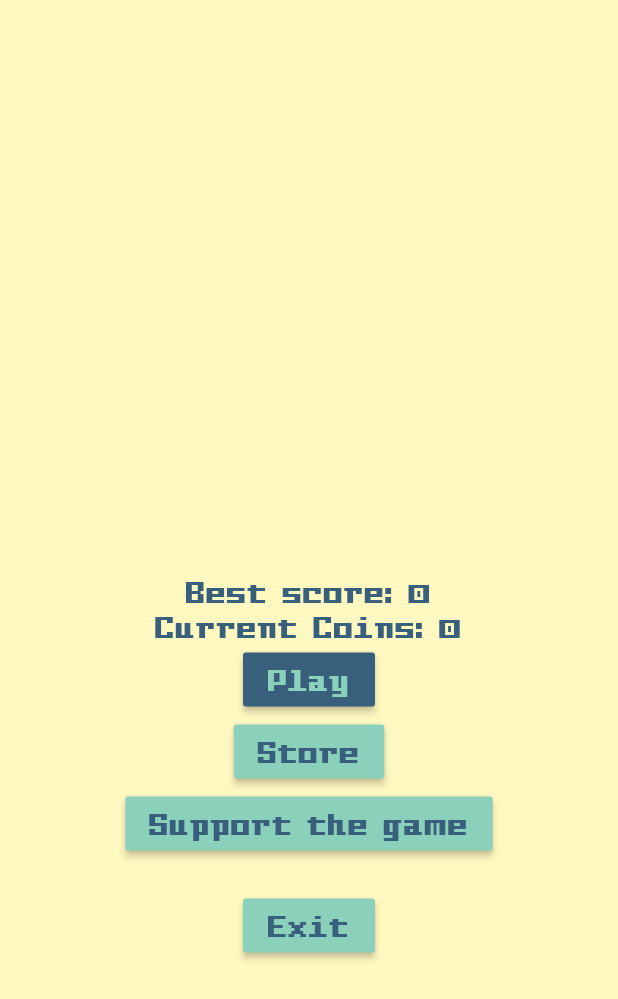
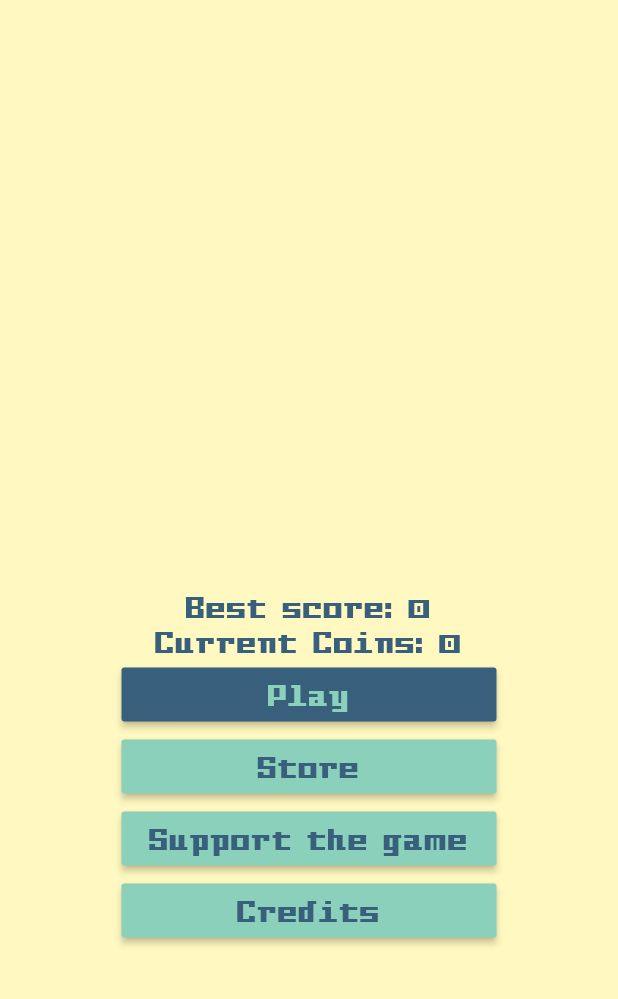
Before and after one commit to bluefireteam/bob_box, a Flutter app: the screen it shows after launch, after a tap on "Support the game", on a phone screen of 412 x 824 dp. Shown: the top 999 px of the screen. Run offline on Flutter 3.47's test engine with Material 2 defaults, Android fonts, the light colour scheme and no system bars; our stand-ins replace shared_preferences; missing offline and left inert: flame.

Commit message:
Fixing title screen

```diff
--- a/game/lib/screens/title_screen.dart
+++ b/game/lib/screens/title_screen.dart
@@ -67,9 +67,7 @@ class _TitleScreenState extends State<TitleScreen> {
             }),
             SecondaryButton(label: "Support the game", onPress: () {
             }),
-            SizedBox(height: 20),
-            SecondaryButton(label: "Exit", onPress: () {
-              SystemNavigator.pop();
+            SecondaryButton(label: "Credits", onPress: () {
             }),
           ],
         ),
--- a/game/lib/ui/button.dart
+++ b/game/lib/ui/button.dart
@@ -13,7 +13,7 @@ class Button extends StatelessWidget {
   Button({ this.label, this.onPress, this.backgroundColor, this.fontColor });
 
   Widget build(BuildContext context) {
-    return RaisedButton(
+    return ButtonTheme(minWidth: 250, child: RaisedButton(
       onPressed: () {
         onPress();
       },
@@ -26,7 +26,7 @@ class Button extends StatelessWidget {
           color: fontColor
         )
       ),
-    );
+    ));
   }
 }
 
```
